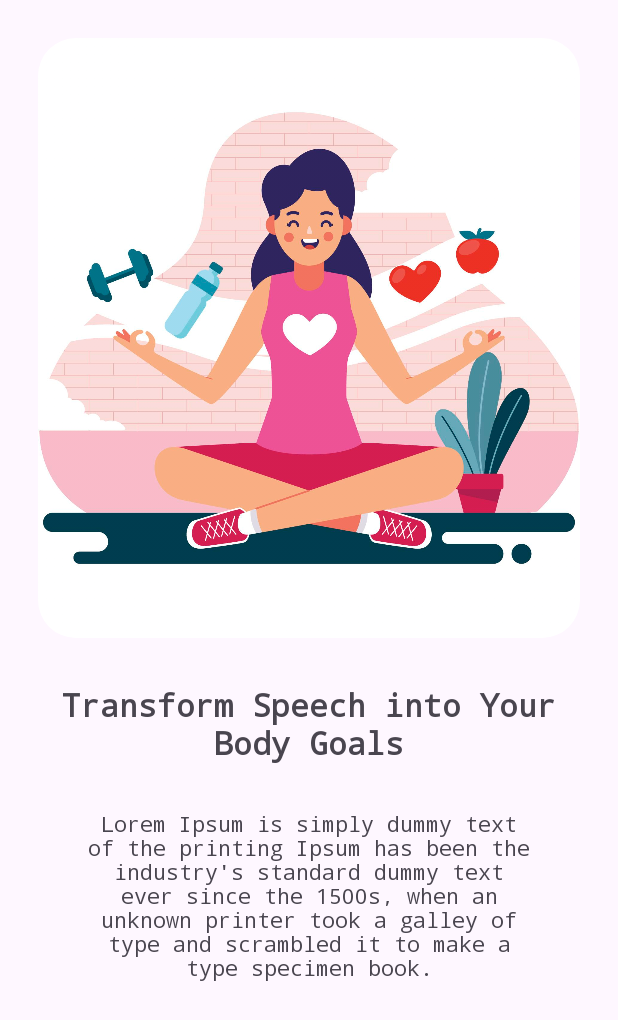
After one commit to nandah4/app-bmi-calculator, an Android app: the fragment OnBoardScreenFragment shown on its own in the app's theme, on a phone screen of 412 x 824 dp. The commit adds this screen. Shown: the top 1020 px of the screen. Run offline under Robolectric (Android 15) with nearby library versions, the phone set to English and light mode, and no system bars.

Commit message:
feat: add onBoardScreen fragment and button component

```diff
--- a/app/build.gradle.kts
+++ b/app/build.gradle.kts
@@ -15,6 +15,10 @@ android {
         versionName = "1.0"
 
         testInstrumentationRunner = "androidx.test.runner.AndroidJUnitRunner"
+    }
+
+    viewBinding {
+        enable = true
     }
 
     buildTypes {
@@ -36,6 +40,8 @@ android {
 }
 
 dependencies {
+    val fragment_version = "1.8.5"
+    implementation("androidx.fragment:fragment-ktx:$fragment_version")
     implementation ("com.google.android.material:material:1.9.0")
     implementation(libs.androidx.core.ktx)
     implementation(libs.androidx.appcompat)
--- /dev/null
+++ b/app/src/main/java/com/example/bmicalculator/OnBoardScreenFragment.kt
@@ -0,0 +1,59 @@
+package com.example.bmicalculator
+
+import android.os.Bundle
+import androidx.fragment.app.Fragment
+import android.view.LayoutInflater
+import android.view.View
+import android.view.ViewGroup
+
+// TODO: Rename parameter arguments, choose names that match
+// the fragment initialization parameters, e.g. ARG_ITEM_NUMBER
+private const val ARG_PARAM1 = "param1"
+private const val ARG_PARAM2 = "param2"
+
+/**
+ * A simple [Fragment] subclass.
+ * Use the [OnBoardScreenFragment.newInstance] factory method to
+ * create an instance of this fragment.
+ */
+class OnBoardScreenFragment : Fragment() {
+    // TODO: Rename and change types of parameters
+    private var param1: String? = null
+    private var param2: String? = null
+
+    override fun onCreate(savedInstanceState: Bundle?) {
+        super.onCreate(savedInstanceState)
+        arguments?.let {
+            param1 = it.getString(ARG_PARAM1)
+            param2 = it.getString(ARG_PARAM2)
+        }
+    }
+
+    override fun onCreateView(
+        inflater: LayoutInflater, container: ViewGroup?,
+        savedInstanceState: Bundle?
+    ): View? {
+        // Inflate the layout for this fragment
+        return inflater.inflate(R.layout.fragment_on_board_screen, container, false)
+    }
+
+    companion object {
+        /**
+         * Use this factory method to create a new instance of
+         * this fragment using the provided parameters.
+         *
+         * @param param1 Parameter 1.
+         * @param param2 Parameter 2.
+         * @return A new instance of fragment OnBoardScreenFragment.
+         */
+        // TODO: Rename and change types and number of parameters
+        @JvmStatic
+        fun newInstance(param1: String, param2: String) =
+            OnBoardScreenFragment().apply {
+                arguments = Bundle().apply {
+                    putString(ARG_PARAM1, param1)
+                    putString(ARG_PARAM2, param2)
+                }
+            }
+    }
+}
--- /dev/null
+++ b/app/src/main/res/layout/fragment_on_board_screen.xml
@@ -0,0 +1,53 @@
+<?xml version="1.0" encoding="utf-8"?>
+<androidx.constraintlayout.widget.ConstraintLayout xmlns:android="http://schemas.android.com/apk/res/android"
+    xmlns:tools="http://schemas.android.com/tools"
+    xmlns:app="http://schemas.android.com/apk/res-auto"
+    android:layout_width="match_parent"
+    android:layout_height="match_parent"
+    tools:context=".OnBoardScreenFragment">
+
+    <com.google.android.material.imageview.ShapeableImageView
+        android:id="@+id/shapeableImageView"
+        android:layout_width="match_parent"
+        android:layout_height="400dp"
+        android:scaleType="centerCrop"
+        app:layout_constraintEnd_toEndOf="parent"
+        app:layout_constraintStart_toStartOf="parent"
+        app:layout_constraintTop_toTopOf="parent"
+        app:shapeAppearance="@style/RoundedSize"
+        android:src="@drawable/background"
+        android:layout_marginTop="25dp"
+        style="@style/SpaceElementHorizontal"
+        />
+
+    <TextView
+        android:id="@+id/textView"
+        style="@style/SpaceElementHorizontal"
+        android:layout_width="350dp"
+        android:layout_height="wrap_content"
+        android:layout_marginTop="30dp"
+        android:fontFamily="monospace"
+        android:text="@string/onboard_title1"
+        android:textAlignment="center"
+        android:textSize="21sp"
+        android:textStyle="bold"
+        app:layout_constraintEnd_toEndOf="parent"
+        app:layout_constraintStart_toStartOf="parent"
+        app:layout_constraintTop_toBottomOf="@+id/shapeableImageView" />
+
+    <TextView
+        android:layout_width="300dp"
+        android:layout_height="wrap_content"
+        android:layout_marginTop="30dp"
+        app:layout_constraintEnd_toEndOf="parent"
+        app:layout_constraintStart_toStartOf="parent"
+        app:layout_constraintTop_toBottomOf="@+id/textView"
+        style="@style/SpaceElementHorizontal"
+        android:text="Lorem Ipsum is simply dummy text of the printing Ipsum has been the industry's standard dummy text ever since the 1500s, when an unknown printer took a galley of type and scrambled it to make a type specimen book."
+        android:textSize="14sp"
+        android:fontFamily="monospace"
+        android:textAlignment="center"
+        />
+
+
+</androidx.constraintlayout.widget.ConstraintLayout>
--- a/app/src/main/res/values/colors.xml
+++ b/app/src/main/res/values/colors.xml
@@ -2,4 +2,8 @@
 <resources>
     <color name="black">#FF000000</color>
     <color name="white">#FFFFFFFF</color>
+
+    <color name="bg_btn">#155E95</color>
+    <color name="stroke_btn">#F6C794</color>
+
 </resources>
--- a/app/src/main/res/values/strings.xml
+++ b/app/src/main/res/values/strings.xml
@@ -2,4 +2,6 @@
     <string name="app_name">BMIcalculator</string>
 
     <string name="onboard_title1">Transform Speech into Your Body Goals</string>
+    <!-- TODO: Remove or change this placeholder text -->
+    <string name="hello_blank_fragment">Hello blank fragment</string>
 </resources>
```
Also changed, not shown: app/src/main/java/com/example/bmicalculator/HomePageActivity.kt (added, +10 -0 lines), app/src/main/java/com/example/bmicalculator/MainActivity.kt (+14 -6 lines), app/src/main/res/layout/activity_main.xml (+21 -35 lines).
